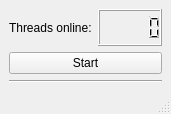
The window that Lesson_7/multitasking.ui (rtkachuk/NG_2024_Roman_Tkachuk) describes before a commit, drawn with Qt 5.
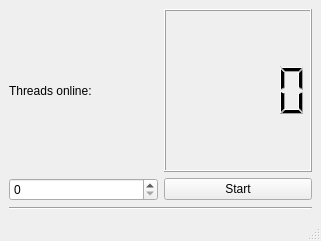
The same window after the commit.

Diff of the .ui file:
```diff
--- a/Lesson_7/multitasking.ui
+++ b/Lesson_7/multitasking.ui
@@ -6,8 +6,8 @@
    <rect>
     <x>0</x>
     <y>0</y>
-    <width>152</width>
-    <height>114</height>
+    <width>321</width>
+    <height>241</height>
    </rect>
   </property>
   <property name="windowTitle">
@@ -32,12 +32,19 @@
        </layout>
       </item>
       <item>
+       <layout class="QHBoxLayout" name="horizontalLayout_2">
+        <item>
+         <widget class="QSpinBox" name="spinBox"/>
+        </item>
+        <item>
        <widget class="QPushButton" name="b_start">
         <property name="text">
          <string>Start</string>
         </property>
        </widget>
       </item>
+       </layout>
+      </item>
       <item>
        <widget class="Line" name="line">
         <property name="orientation">
```
Left out of the diff: 4 changed lines with no effect on the pictures. Lines whose indentation alone changed are shown as unchanged.
